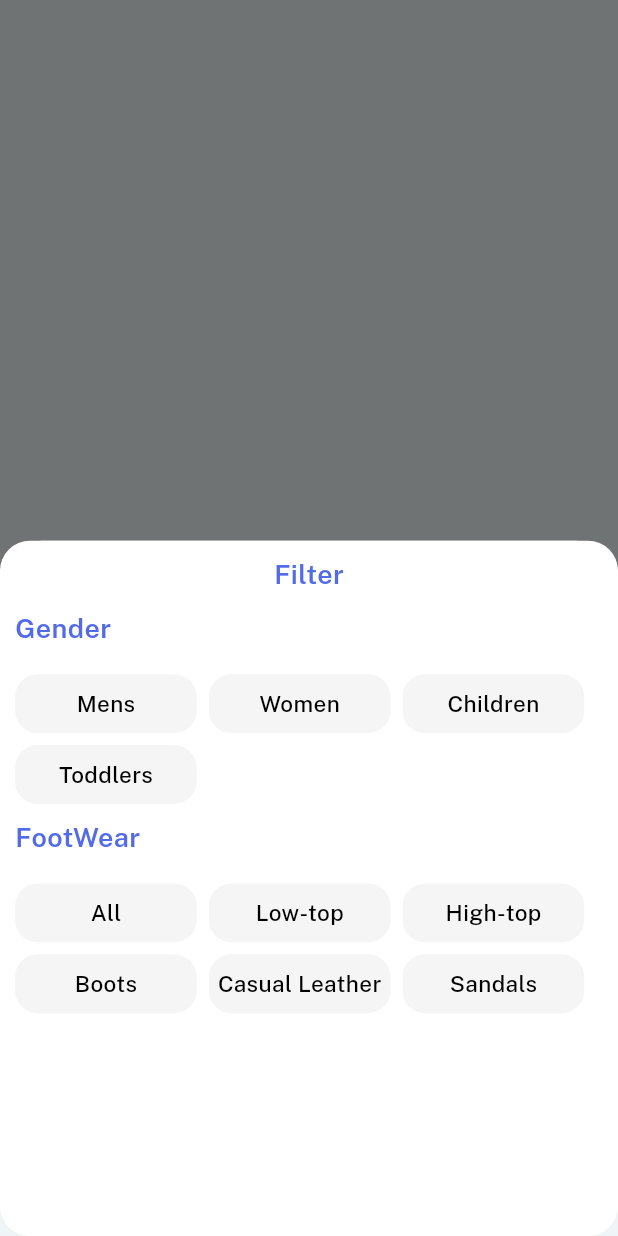
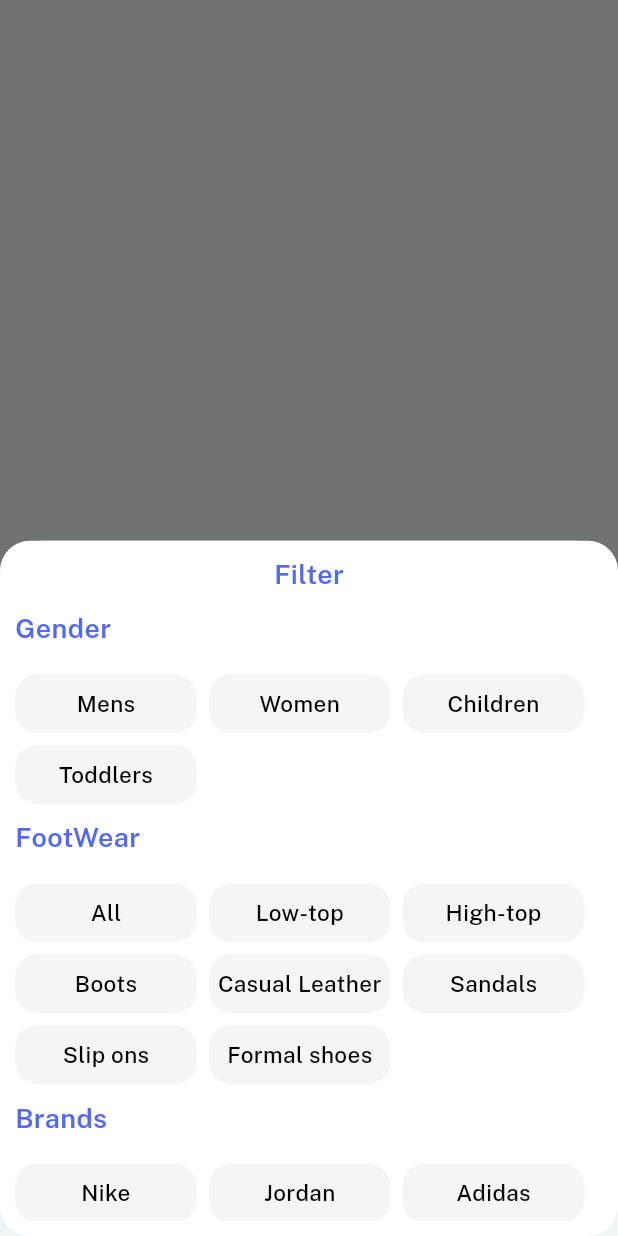
Before and after one commit to HAMZA-CH420/Shoe-Fanatic, a Flutter app: what filterWidget() shows on an empty page, opened directly, on a phone screen of 412 x 824 dp. Run offline on Flutter 3.47's test engine with Material 3 defaults, Android fonts, the light colour scheme and no system bars; our stand-ins replace flutter_svg, google_fonts, iconsax, lottie, permission_handler, shared_preferences and 1 more; accounts and stored records are empty.

Commit message:
minor changes

```diff
--- a/lib/Ui Helper/widgets/Filter/filter_widget.dart
+++ b/lib/Ui Helper/widgets/Filter/filter_widget.dart
@@ -18,6 +18,7 @@ Future<void> filterWidget(BuildContext context) async {
         ),
         child: Padding(
           padding: const EdgeInsets.symmetric(horizontal: 10, vertical: 10),
+          child: SingleChildScrollView(
             child: Column(
               spacing: 10,
               crossAxisAlignment: CrossAxisAlignment.start,
@@ -48,8 +49,19 @@ Future<void> filterWidget(BuildContext context) async {
                   FilterButtonWidget(banner: "Boots"),
                   FilterButtonWidget(banner: "Casual Leather"),
                   FilterButtonWidget(banner: "Sandals"),
-              ], banner: "FootWear")
+                  FilterButtonWidget(banner: "Slip ons"),
+                  FilterButtonWidget(banner: "Formal shoes"),
+                ], banner: "FootWear"),
+                FilterHelperWidget(buttons: [
+                  FilterButtonWidget(banner: "Nike"),
+                  FilterButtonWidget(banner: "Jordan"),
+                  FilterButtonWidget(banner: "Adidas"),
+                  FilterButtonWidget(banner: "Puma"),
+                  FilterButtonWidget(banner: "Casual Leather"),
+                  FilterButtonWidget(banner: "Sandals"),
+                ], banner: "Brands"),
               ],
+            ),
           ),
         ),
       );
```
Lines whose indentation alone changed are shown as unchanged.
